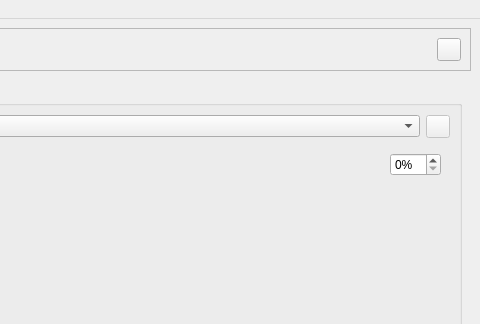
firelab/wfips, file irs/src/gui/wfipsmainwindow.ui: the form before one commit; both pictures show x 727 to 1207 and y 0 to 324 of the 1207 by 806 pixel window.
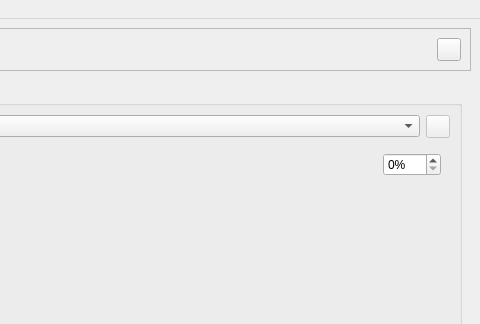
The form after the commit. The open tabs and pages were chosen to show the change.

Patch:
```diff
--- a/irs/src/gui/wfipsmainwindow.ui
+++ b/irs/src/gui/wfipsmainwindow.ui
@@ -1175,6 +1175,9 @@
                      <property name="suffix">
                       <string>%</string>
                      </property>
+                     <property name="maximum">
+                      <number>100</number>
+                     </property>
                     </widget>
                    </item>
                   </layout>
```
Left out of the diff: 4 changed lines with no effect on the pictures.
